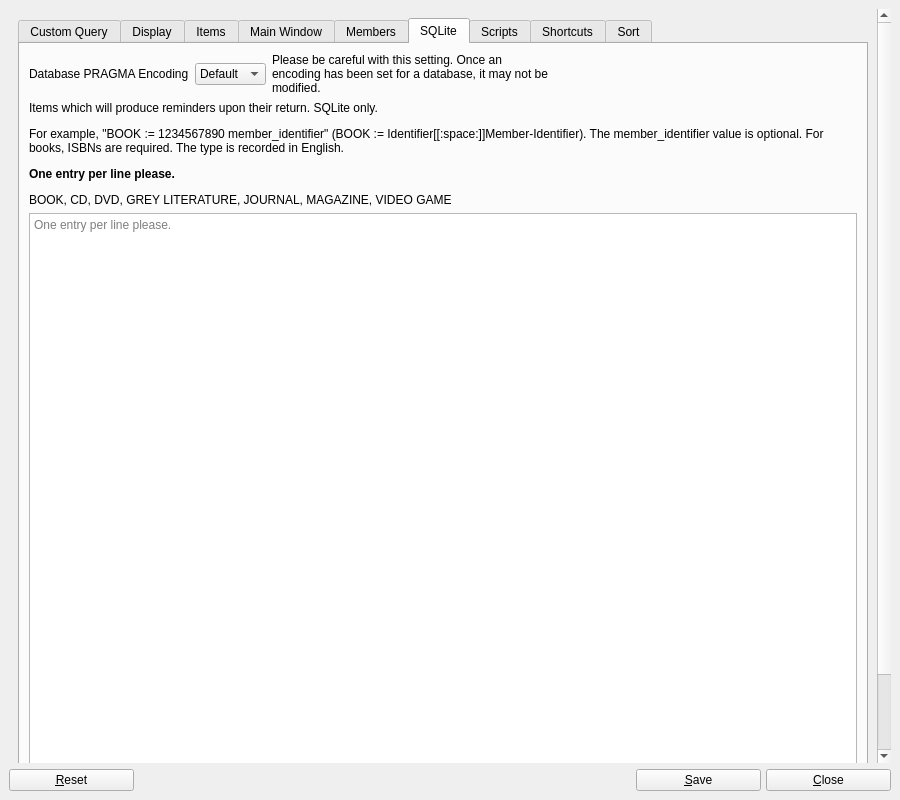
Above: UI/biblioteq_otheroptions.ui from textbrowser/biblioteq before the change. Below: the same form after it.
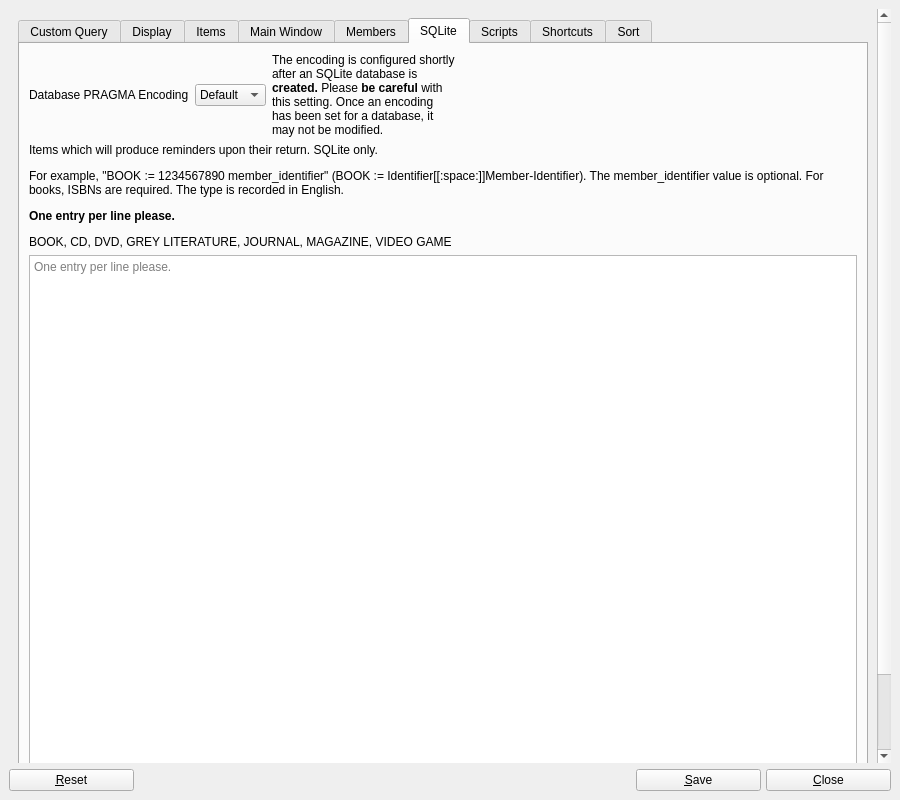
That is the form after the change. The open tabs and pages were chosen to show the change. Icons and pictures are not drawn. Custom widgets are drawn as their Qt base class.

Commit message: SQLite database encoding.

The edit to the form file:
```diff
--- a/UI/biblioteq_otheroptions.ui
+++ b/UI/biblioteq_otheroptions.ui
@@ -887,7 +887,7 @@
               <item>
                <widget class="QLabel" name="label_24">
                 <property name="text">
-                 <string>Please be careful with this setting. Once an encoding has been set for a database, it may not be modified.</string>
+                 <string>&lt;html&gt;&lt;head/&gt;&lt;body&gt;&lt;p&gt;The encoding is configured shortly after an SQLite database is &lt;span style=&quot; font-weight:600;&quot;&gt;created.&lt;/span&gt; Please &lt;span style=&quot; font-weight:600;&quot;&gt;be careful&lt;/span&gt; with this setting. Once an encoding has been set for a database, it may not be modified.&lt;/p&gt;&lt;/body&gt;&lt;/html&gt;</string>
                 </property>
                 <property name="wordWrap">
                  <bool>true</bool>
```
Left out of the diff: 2 changed lines with no effect on the pictures. The commit also changes 4 other files.
